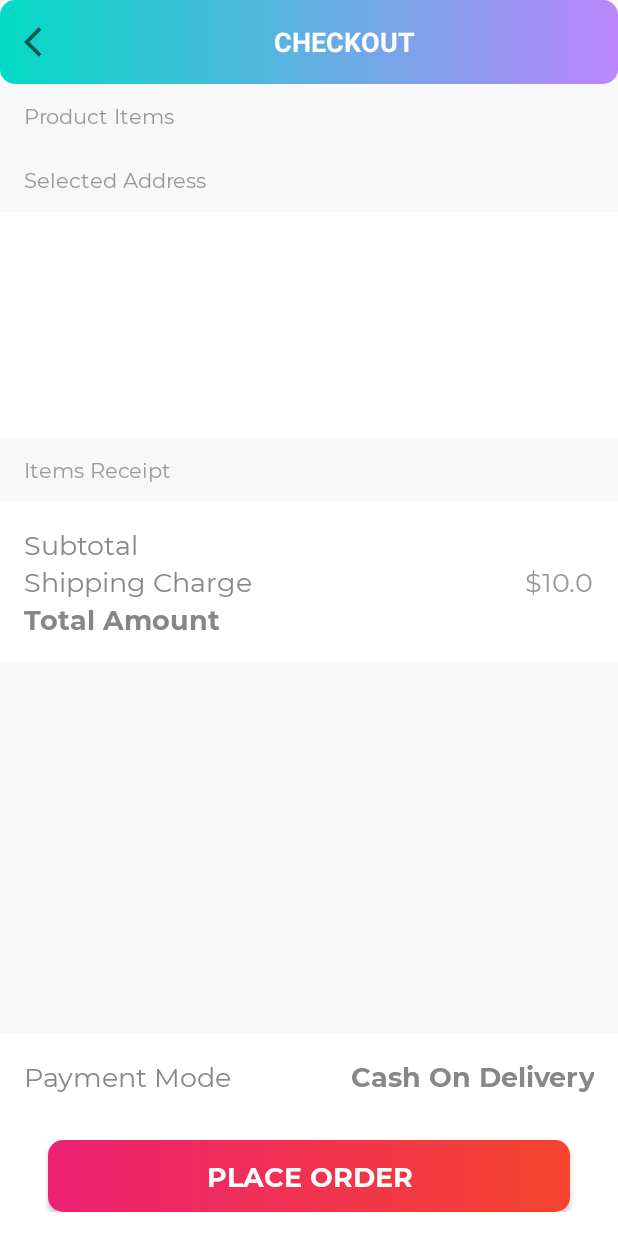
After one commit to ahsa91/SuperCleanerApp, an Android app: the CheckoutActivity screen opened directly, with no data from a screen before it, on a phone screen of 412 x 824 dp. The commit adds this screen. Run offline under Robolectric (Android 15) with nearby library versions, the phone set to English and light mode, and no system bars.

Commit message:
linking add address to check out activity

```diff
--- a/SuperCleanerApp-master/SuperCleaner/app/src/main/java/my/supercleanerapp/ui/activites/AddressListActivity.kt
+++ b/SuperCleanerApp-master/SuperCleaner/app/src/main/java/my/supercleanerapp/ui/activites/AddressListActivity.kt
@@ -13,6 +13,7 @@ import my.supercleanerapp.databinding.ActivityAddressListBinding
 import my.supercleanerapp.firestore.FirestoreClass
 import my.supercleanerapp.models.Address
 import my.supercleanerapp.ui.adapters.AddressListAdapter
+import my.supercleanerapp.utils.Constants
 import my.supercleanerapp.utils.SwipeToDeleteCallback
 import my.supercleanerapp.utils.SwipeToEditCallback
 
@@ -20,16 +21,24 @@ import my.supercleanerapp.utils.SwipeToEditCallback
 class AddressListActivity : BaseActivity() {
 
 
-
+    private var mSelectAddress: Boolean = false
     private lateinit var binding:ActivityAddressListBinding
     override fun onCreate(savedInstanceState: Bundle?) {
         super.onCreate(savedInstanceState)
         binding=ActivityAddressListBinding.inflate(layoutInflater)
         setContentView(binding.root)
 
-
+        if (intent.hasExtra(Constants.EXTRA_SELECT_ADDRESS)) {
+            mSelectAddress =
+                intent.getBooleanExtra(Constants.EXTRA_SELECT_ADDRESS, false)
+        }
 
         setupActionBar()
+
+        if (mSelectAddress) {
+            binding.tvTitle.text = resources.getString(R.string.title_select_address)
+        }
+
         //click event for the Add Address and launch the AddEditAddressActivity.
         binding.tvAddAddress.setOnClickListener {
             val intent = Intent(this@AddressListActivity, AddEditAddressActivity::class.java)
@@ -82,25 +91,21 @@ class AddressListActivity : BaseActivity() {
             binding.rvAddressList.layoutManager = LinearLayoutManager(this@AddressListActivity)
             binding.rvAddressList.setHasFixedSize(true)
 
-            val addressAdapter = AddressListAdapter(this@AddressListActivity, addressList)
+            val addressAdapter = AddressListAdapter(this@AddressListActivity, addressList,mSelectAddress)
             binding.rvAddressList.adapter = addressAdapter
-
+            if (!mSelectAddress) {
                 val editSwipeHandler = object : SwipeToEditCallback(this) {
                     override fun onSwiped(viewHolder: RecyclerView.ViewHolder, direction: Int) {
-
-                // Call the notifyEditItem function of the adapter class.
 
                         val adapter = binding.rvAddressList.adapter as AddressListAdapter
                         adapter.notifyEditItem(
                             this@AddressListActivity,
                             viewHolder.adapterPosition
                         )
-
                     }
                 }
                 val editItemTouchHelper = ItemTouchHelper(editSwipeHandler)
                 editItemTouchHelper.attachToRecyclerView(binding.rvAddressList)
-
 
 
                 val deleteSwipeHandler = object : SwipeToDeleteCallback(this) {
@@ -109,17 +114,15 @@ class AddressListActivity : BaseActivity() {
                         // Show the progress dialog.
                         showProgressDialog(resources.getString(R.string.please_wait))
 
-
                         FirestoreClass().deleteAddress(
                             this@AddressListActivity,
                             addressList[viewHolder.adapterPosition].id
                         )
-
                     }
                 }
                 val deleteItemTouchHelper = ItemTouchHelper(deleteSwipeHandler)
                 deleteItemTouchHelper.attachToRecyclerView(binding.rvAddressList)
-            // END
+            }
         } else {
             binding.rvAddressList.visibility = View.GONE
             binding.tvNoAddressFound.visibility = View.VISIBLE
--- a/SuperCleanerApp-master/SuperCleaner/app/src/main/java/my/supercleanerapp/ui/activites/CartListActivity.kt
+++ b/SuperCleanerApp-master/SuperCleaner/app/src/main/java/my/supercleanerapp/ui/activites/CartListActivity.kt
@@ -1,5 +1,6 @@
 package my.supercleanerapp.ui.activites
 
+import android.content.Intent
 import androidx.appcompat.app.AppCompatActivity
 import android.os.Bundle
 import android.util.Log
@@ -10,6 +11,7 @@ import my.supercleanerapp.databinding.ActivityCartListBinding
 import my.supercleanerapp.firestore.FirestoreClass
 import my.supercleanerapp.models.Cart
 import my.supercleanerapp.ui.adapters.CartItemsListAdapter
+import my.supercleanerapp.utils.Constants
 
 class CartListActivity : BaseActivity() {
     /**
@@ -17,6 +19,7 @@ class CartListActivity : BaseActivity() {
      */
 
     private lateinit var binding:ActivityCartListBinding
+
     override fun onCreate(savedInstanceState: Bundle?) {
         //This call the parent constructor
         super.onCreate(savedInstanceState)
@@ -26,6 +29,11 @@ class CartListActivity : BaseActivity() {
 
         setupActionBar()
 
+        binding.btnCheckout.setOnClickListener {
+            val intent = Intent(this@CartListActivity, AddressListActivity::class.java)
+            intent.putExtra(Constants.EXTRA_SELECT_ADDRESS, true)
+            startActivity(intent)
+        }
     }
 
 
--- /dev/null
+++ b/SuperCleanerApp-master/SuperCleaner/app/src/main/java/my/supercleanerapp/ui/activites/CheckoutActivity.kt
@@ -0,0 +1,35 @@
+package my.supercleanerapp.ui.activites
+
+import androidx.appcompat.app.AppCompatActivity
+import android.os.Bundle
+import my.supercleanerapp.R
+import my.supercleanerapp.databinding.ActivityCheckoutBinding
+
+class CheckoutActivity : AppCompatActivity() {
+
+    private lateinit var binding:ActivityCheckoutBinding
+    override fun onCreate(savedInstanceState: Bundle?) {
+        super.onCreate(savedInstanceState)
+        binding=ActivityCheckoutBinding.inflate(layoutInflater)
+        setContentView(binding.root)
+
+
+        setupActionBar()
+    }
+
+    /**
+     * A function for actionBar Setup.
+     */
+    private fun setupActionBar() {
+
+        setSupportActionBar(binding.toolbarCheckoutActivity)
+
+        val actionBar = supportActionBar
+        if (actionBar != null) {
+            actionBar.setDisplayHomeAsUpEnabled(true)
+            actionBar.setHomeAsUpIndicator(R.drawable.ic_black_color_back_24dp)
+        }
+
+        binding.toolbarCheckoutActivity.setNavigationOnClickListener { onBackPressed() }
+    }
+}
--- a/SuperCleanerApp-master/SuperCleaner/app/src/main/java/my/supercleanerapp/ui/adapters/AddressListAdapter.kt
+++ b/SuperCleanerApp-master/SuperCleaner/app/src/main/java/my/supercleanerapp/ui/adapters/AddressListAdapter.kt
@@ -12,9 +12,11 @@ import androidx.recyclerview.widget.RecyclerView
 import my.supercleanerapp.R
 import my.supercleanerapp.models.Address
 import my.supercleanerapp.ui.activites.AddEditAddressActivity
+import my.supercleanerapp.ui.activites.CheckoutActivity
 import my.supercleanerapp.utils.Constants
 
-class AddressListAdapter (private val context: Context, private var list: ArrayList<Address>) : RecyclerView.Adapter<RecyclerView.ViewHolder>() {
+class AddressListAdapter (private val context: Context, private var list: ArrayList<Address>, private val selectAddress: Boolean
+) : RecyclerView.Adapter<RecyclerView.ViewHolder>() {
 
         /**
          * Inflates the item views which is designed in xml layout file
@@ -52,6 +54,14 @@ class AddressListAdapter (private val context: Context, private var list: ArrayL
                 holder.itemView.findViewById<TextView>(R.id.tv_address_type).text = model.type
                 holder.itemView.findViewById<TextView>(R.id.tv_address_details).text = "${model.address}, ${model.postCode}"
                 holder.itemView.findViewById<TextView>(R.id.tv_address_mobile_number).text = model.mobileNumber
+            }
+
+            if (selectAddress) {
+                holder.itemView.setOnClickListener {
+
+                    val intent = Intent(context, CheckoutActivity::class.java)
+                    context.startActivity(intent)
+                }
             }
         }
 
--- a/SuperCleanerApp-master/SuperCleaner/app/src/main/java/my/supercleanerapp/utils/Constants.kt
+++ b/SuperCleanerApp-master/SuperCleaner/app/src/main/java/my/supercleanerapp/utils/Constants.kt
@@ -46,6 +46,7 @@ object Constants {
     const val DEFAULT_CART_QUANTITY: String = "1"
     const val CART_ITEMS: String = "cart_items"
     const val SERVICE_ID: String = "service_id"
+    const val EXTRA_SELECT_ADDRESS: String = "extra_select_address"
 
 
 
--- /dev/null
+++ b/SuperCleanerApp-master/SuperCleaner/app/src/main/res/layout/activity_checkout.xml
@@ -0,0 +1,297 @@
+<?xml version="1.0" encoding="utf-8"?>
+<RelativeLayout xmlns:android="http://schemas.android.com/apk/res/android"
+    xmlns:app="http://schemas.android.com/apk/res-auto"
+    xmlns:tools="http://schemas.android.com/tools"
+    android:layout_width="match_parent"
+    android:layout_height="match_parent"
+    android:background="@color/colorOffWhite"
+    tools:context=".ui.activites.CheckoutActivity">
+
+    <androidx.appcompat.widget.Toolbar
+        android:id="@+id/toolbar_checkout_activity"
+        android:layout_width="match_parent"
+        android:layout_height="?attr/actionBarSize"
+        android:layout_alignParentTop="true"
+        android:background="@drawable/app_gradient_color_background">
+
+        <TextView
+            android:id="@+id/tv_title"
+            android:layout_width="match_parent"
+            android:layout_height="match_parent"
+            android:gravity="center"
+            android:paddingStart="@dimen/toolbar_title_paddingStart"
+            android:paddingEnd="0dp"
+            android:text="@string/title_checkout"
+            android:textColor="@color/colorWhite"
+            android:textSize="@dimen/toolbar_title_text_size"
+            android:textStyle="bold" />
+
+    </androidx.appcompat.widget.Toolbar>
+
+    <ScrollView
+        android:layout_width="match_parent"
+        android:layout_height="wrap_content"
+        android:layout_below="@id/toolbar_checkout_activity"
+        android:fillViewport="true"
+        android:scrollbars="none">
+
+        <RelativeLayout
+            android:layout_width="match_parent"
+            android:layout_height="wrap_content">
+
+            <my.supercleanerapp.utils.SCATextView
+                android:id="@+id/tv_product_items"
+                android:layout_width="match_parent"
+                android:layout_height="wrap_content"
+                android:layout_marginStart="@dimen/checkout_content_marginStartEnd"
+                android:layout_marginTop="@dimen/checkout_content_marginTopBottom"
+                android:layout_marginEnd="@dimen/checkout_content_marginStartEnd"
+                android:layout_marginBottom="@dimen/checkout_content_marginTopBottom"
+                android:paddingTop="@dimen/checkout_content_lbl_padding"
+                android:paddingBottom="@dimen/checkout_content_lbl_padding"
+                android:text="@string/checkout_lbl_product_items"
+                android:textColor="@color/colorSecondaryText"
+                android:textSize="@dimen/checkout_lbl_textSize" />
+
+            <androidx.recyclerview.widget.RecyclerView
+                android:id="@+id/rv_cart_list_items"
+                android:layout_width="match_parent"
+                android:layout_height="wrap_content"
+                android:layout_below="@id/tv_product_items" />
+
+            <my.supercleanerapp.utils.SCATextView
+                android:id="@+id/tv_selected_address"
+                android:layout_width="match_parent"
+                android:layout_height="wrap_content"
+                android:layout_below="@id/rv_cart_list_items"
+                android:layout_marginStart="@dimen/checkout_content_marginStartEnd"
+                android:layout_marginTop="@dimen/checkout_content_marginTopBottom"
+                android:layout_marginEnd="@dimen/checkout_content_marginStartEnd"
+                android:layout_marginBottom="@dimen/checkout_content_marginTopBottom"
+                android:paddingTop="@dimen/checkout_content_lbl_padding"
+                android:paddingBottom="@dimen/checkout_content_lbl_padding"
+                android:text="@string/checkout_lbl_selected_address"
+                android:textColor="@color/colorSecondaryText"
+                android:textSize="@dimen/checkout_lbl_textSize" />
+
+            <LinearLayout
+                android:id="@+id/ll_checkout_address_details"
+                android:layout_width="match_parent"
+                android:layout_height="wrap_content"
+                android:layout_below="@id/tv_selected_address"
+                android:background="@color/colorWhite"
+                android:orientation="vertical"
+                android:paddingStart="@dimen/checkout_content_paddingStartEnd"
+                android:paddingTop="@dimen/checkout_content_paddingTopBottom"
+                android:paddingEnd="@dimen/checkout_content_paddingStartEnd"
+                android:paddingBottom="@dimen/checkout_content_paddingTopBottom">
+
+                <my.supercleanerapp.utils.SCATextView
+                    android:id="@+id/tv_checkout_address_type"
+                    android:layout_width="match_parent"
+                    android:layout_height="wrap_content"
+                    android:paddingTop="@dimen/address_details_marginTop"
+                    android:paddingBottom="@dimen/address_details_marginTop"
+                    android:textColor="@color/item_value_text_color"
+                    android:textSize="@dimen/address_details_textSize"
+                    android:textStyle="bold"
+                    tools:text="Home" />
+
+                <my.supercleanerapp.utils.SCATextViewBold
+                    android:id="@+id/tv_checkout_full_name"
+                    android:layout_width="match_parent"
+                    android:layout_height="wrap_content"
+                    android:textColor="@color/item_value_text_color"
+                    android:textSize="@dimen/item_address_name_textSize"
+                    tools:text="Denis Panjuta" />
+
+                <my.supercleanerapp.utils.SCATextView
+                    android:id="@+id/tv_checkout_address"
+                    android:layout_width="match_parent"
+                    android:layout_height="wrap_content"
+                    android:layout_marginTop="@dimen/address_details_marginTop"
+                    android:textColor="@color/item_value_text_color"
+                    android:textSize="@dimen/address_details_textSize"
+                    tools:text="XYZ" />
+
+                <my.supercleanerapp.utils.SCATextView
+                    android:id="@+id/tv_checkout_additional_note"
+                    android:layout_width="match_parent"
+                    android:layout_height="wrap_content"
+                    android:layout_marginTop="@dimen/address_details_marginTop"
+                    android:textColor="@color/item_value_text_color"
+                    android:textSize="@dimen/address_details_textSize"
+                    tools:text="XYZ" />
+
+                <my.supercleanerapp.utils.SCATextView
+                    android:id="@+id/tv_checkout_other_details"
+                    android:layout_width="match_parent"
+                    android:layout_height="wrap_content"
+                    android:layout_marginTop="@dimen/address_details_marginTop"
+                    android:textColor="@color/item_value_text_color"
+                    android:textSize="@dimen/address_details_textSize"
+                    tools:text="XYZ" />
+
+                <my.supercleanerapp.utils.SCATextView
+                    android:id="@+id/tv_mobile_number"
+                    android:layout_width="match_parent"
+                    android:layout_height="wrap_content"
+                    android:layout_marginTop="@dimen/address_details_marginTop"
+                    android:textColor="@color/item_value_text_color"
+                    android:textSize="@dimen/address_details_textSize"
+                    tools:text="+64 123456789" />
+            </LinearLayout>
+
+            <my.supercleanerapp.utils.SCATextView
+                android:id="@+id/tv_items_receipt"
+                android:layout_width="match_parent"
+                android:layout_height="wrap_content"
+                android:layout_below="@id/ll_checkout_address_details"
+                android:layout_marginStart="@dimen/checkout_content_marginStartEnd"
+                android:layout_marginTop="@dimen/checkout_content_marginTopBottom"
+                android:layout_marginEnd="@dimen/checkout_content_marginStartEnd"
+                android:layout_marginBottom="@dimen/checkout_content_marginTopBottom"
+                android:paddingTop="@dimen/checkout_content_lbl_padding"
+                android:paddingBottom="@dimen/checkout_content_lbl_padding"
+                android:text="@string/checkout_lbl_items_receipt"
+                android:textColor="@color/colorSecondaryText"
+                android:textSize="@dimen/checkout_lbl_textSize" />
+
+            <LinearLayout
+                android:layout_width="match_parent"
+                android:layout_height="wrap_content"
+                android:layout_below="@id/tv_items_receipt"
+                android:background="@color/colorWhite"
+                android:orientation="vertical"
+                android:padding="@dimen/ll_checkout_items_receipt">
+
+                <LinearLayout
+                    android:layout_width="match_parent"
+                    android:layout_height="wrap_content"
+                    android:orientation="horizontal">
+
+                    <my.supercleanerapp.utils.SCATextView
+                        android:layout_width="0dp"
+                        android:layout_height="wrap_content"
+                        android:layout_weight="1"
+                        android:text="@string/lbl_subtotal"
+                        android:textColor="@color/colorDarkGrey"
+                        android:textSize="@dimen/checkout_label_value_textSize" />
+
+                    <my.supercleanerapp.utils.SCATextView
+                        android:id="@+id/tv_checkout_sub_total"
+                        android:layout_width="wrap_content"
+                        android:layout_height="wrap_content"
+                        android:textAlignment="center"
+                        android:textColor="@color/colorSecondaryText"
+                        android:textSize="@dimen/checkout_label_value_textSize"
+                        tools:text="$100" />
+                </LinearLayout>
+
+                <LinearLayout
+                    android:layout_width="match_parent"
+                    android:layout_height="wrap_content"
+                    android:orientation="horizontal">
+
+                    <my.supercleanerapp.utils.SCATextView
+                        android:layout_width="0dp"
+                        android:layout_height="wrap_content"
+                        android:layout_weight="1"
+                        android:text="@string/lbl_shipping_charge"
+                        android:textColor="@color/colorDarkGrey"
+                        android:textSize="@dimen/checkout_label_value_textSize" />
+
+                    <my.supercleanerapp.utils.SCATextView
+                        android:id="@+id/tv_checkout_shipping_charge"
+                        android:layout_width="wrap_content"
+                        android:layout_height="wrap_content"
+                        android:text="$10.0"
+                        android:textAlignment="center"
+                        android:textColor="@color/colorSecondaryText"
+                        android:textSize="@dimen/checkout_label_value_textSize" />
+                </LinearLayout>
+
+                <LinearLayout
+                    android:layout_width="match_parent"
+                    android:layout_height="wrap_content"
+                    android:orientation="horizontal">
+
+                    <my.supercleanerapp.utils.SCATextViewBold
+                        android:layout_width="0dp"
+                        android:layout_height="wrap_content"
+                        android:layout_weight="1"
+                        android:text="@string/lbl_total_amount"
+                        android:textColor="@color/colorDarkGrey"
+                        android:textSize="@dimen/checkout_label_value_textSize" />
+
+                    <my.supercleanerapp.utils.SCATextViewBold
+                        android:id="@+id/tv_checkout_total_amount"
+                        android:layout_width="wrap_content"
+                        android:layout_height="wrap_content"
+                        android:textAlignment="center"
+                        android:textColor="@color/colorDarkGrey"
+                        android:textSize="@dimen/checkout_label_value_textSize"
+                        tools:text="$110" />
+                </LinearLayout>
+
+            </LinearLayout>
+        </RelativeLayout>
+    </ScrollView>
+
+    <LinearLayout
+        android:id="@+id/ll_checkout_place_order"
+        android:layout_width="match_parent"
+        android:layout_height="wrap_content"
+        android:layout_alignParentBottom="true"
+        android:background="@color/colorWhite"
+        android:orientation="vertical"
+        android:padding="@dimen/ll_checkout_place_order_padding"
+        app:layout_constraintBottom_toBottomOf="parent"
+        app:layout_constraintEnd_toEndOf="parent"
+        app:layout_constraintStart_toStartOf="parent">
+
+        <LinearLayout
+            android:layout_width="match_parent"
+            android:layout_height="wrap_content"
+            android:orientation="horizontal">
+
+            <my.supercleanerapp.utils.SCATextView
+                android:layout_width="0dp"
+                android:layout_height="wrap_content"
+                android:layout_weight="1"
+                android:text="@string/lbl_payment_mode"
+                android:textColor="@color/colorDarkGrey"
+                android:textSize="@dimen/checkout_label_value_textSize" />
+
+            <my.supercleanerapp.utils.SCATextViewBold
+                android:id="@+id/tv_payment_mode"
+                android:layout_width="wrap_content"
+                android:layout_height="wrap_content"
+                android:text="@string/lbl_cash_on_delivery"
+                android:textAlignment="center"
+                android:textColor="@color/colorDarkGrey"
+                android:textSize="@dimen/checkout_label_value_textSize" />
+        </LinearLayout>
+
+        <my.supercleanerapp.utils.SCAButton
+            android:id="@+id/btn_place_order"
+            android:layout_width="match_parent"
+            android:layout_height="wrap_content"
+            android:layout_gravity="center"
+            android:layout_marginStart="16dp"
+            android:layout_marginTop="30dp"
+            android:layout_marginEnd="16dp"
+            android:background="@drawable/button_background"
+            android:foreground="?attr/selectableItemBackground"
+            android:gravity="center"
+            android:paddingTop="@dimen/btn_padding"
+            android:paddingBottom="@dimen/btn_padding"
+            android:text="@string/btn_lbl_place_order"
+            android:textColor="@android:color/white"
+            android:textSize="@dimen/btn_textSize"
+            app:layout_constraintEnd_toEndOf="parent"
+            app:layout_constraintStart_toStartOf="parent"
+            app:layout_constraintTop_toBottomOf="@id/ll_terms_and_condition" />
+
+    </LinearLayout>
+</RelativeLayout>
--- a/SuperCleanerApp-master/SuperCleaner/app/src/main/res/values/dimens.xml
+++ b/SuperCleanerApp-master/SuperCleaner/app/src/main/res/values/dimens.xml
@@ -121,6 +121,14 @@
     <dimen name="cart_quantity_textSize">14sp</dimen>
     <dimen name="ib_add_cart_item_marginStart">5dp</dimen>
     <dimen name="ib_add_cart_item_marginEnd">16dp</dimen>
+    <dimen name="checkout_content_marginStartEnd">16dp</dimen>
+    <dimen name="checkout_content_marginTopBottom">10dp</dimen>
+    <dimen name="checkout_content_lbl_padding">2dp</dimen>
+    <dimen name="checkout_lbl_textSize">14sp</dimen>
+    <dimen name="checkout_content_paddingStartEnd">16dp</dimen>
+    <dimen name="checkout_content_paddingTopBottom">10dp</dimen>
+    <dimen name="ll_checkout_place_order_padding">16dp</dimen>
+    <dimen name="ll_checkout_items_receipt">16dp</dimen>
 
 
 
--- a/SuperCleanerApp-master/SuperCleaner/app/src/main/res/values/strings.xml
+++ b/SuperCleanerApp-master/SuperCleaner/app/src/main/res/values/strings.xml
@@ -111,5 +111,13 @@
     <string name="btn_lbl_checkout">Checkout</string>
     <string name="action_cart">My Cart</string>
     <string name="lbl_vat">VAT(13.5%)</string>
+    <string name="title_checkout">CHECKOUT</string>
+    <string name="checkout_lbl_product_items">Product Items</string>
+    <string name="checkout_lbl_selected_address">Selected Address</string>
+    <string name="checkout_lbl_items_receipt">Items Receipt</string>
+    <string name="lbl_payment_mode">Payment Mode</string>
+    <string name="lbl_cash_on_delivery">Cash On Delivery</string>
+    <string name="btn_lbl_place_order">PLACE ORDER</string>
+    <string name="title_select_address">select address</string>
 
 </resources>
```
Also changed, not shown: SuperCleanerApp-master/SuperCleaner/app/src/main/AndroidManifest.xml (+15 -14 lines). Lines whose indentation alone changed are shown as unchanged.
